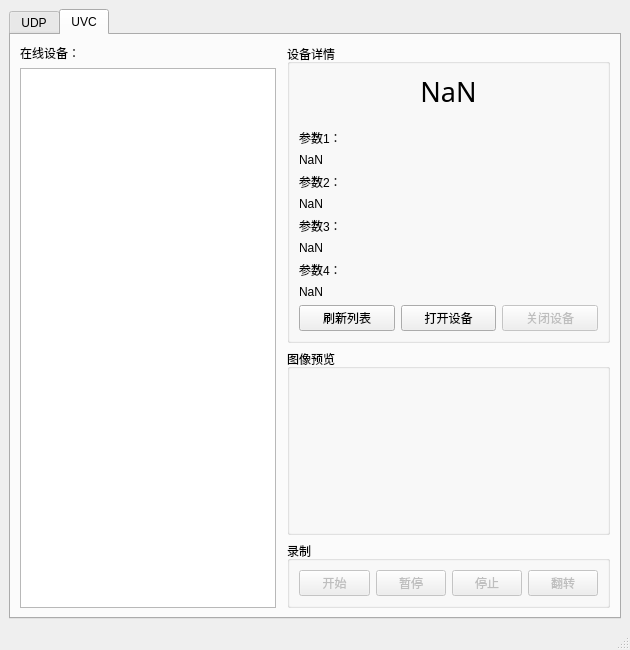
The window that mainwindow.ui (zyxeeker/CameraTool_Qt) describes before a commit, drawn with Qt 5.
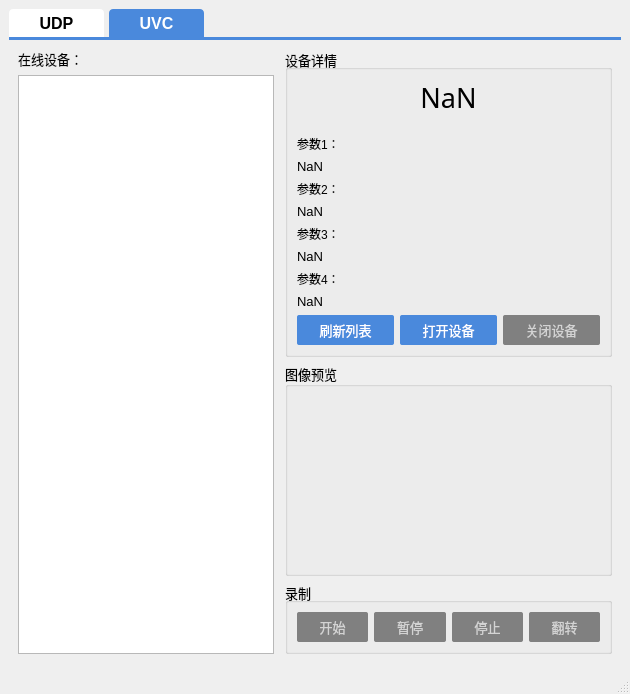
The same window after the commit. The open tabs and pages were chosen to show the change. Icons and pictures are not drawn.

Commit message: 🔨[update]UI界面优化

Diff of the .ui file:
```diff
--- a/mainwindow.ui
+++ b/mainwindow.ui
@@ -7,13 +7,13 @@
     <x>0</x>
     <y>0</y>
     <width>630</width>
-    <height>650</height>
+    <height>694</height>
    </rect>
   </property>
   <property name="minimumSize">
    <size>
     <width>630</width>
-    <height>650</height>
+    <height>694</height>
    </size>
   </property>
   <property name="windowTitle">
@@ -29,6 +29,44 @@
    <layout class="QGridLayout" name="gridLayout">
     <item row="0" column="0">
      <widget class="QTabWidget" name="tabWidget">
+      <property name="font">
+       <font>
+        <family>Leelawadee UI</family>
+        <pointsize>12</pointsize>
+        <weight>75</weight>
+        <bold>true</bold>
+       </font>
+      </property>
+      <property name="styleSheet">
+       <string notr="true">QTabWidget::pane {
+border:none;
+border-top:3px solid #4a89dc;
+background:transparent;
+}
+QTabWidget::tab-bar {
+border:none;
+}
+QTabBar::tab {
+border: none;
+border-top-left-radius: 4px;
+border-top-right-radius: 4px;
+color: rgb(0, 0, 0);
+background: rgb(255, 255, 255, 255);
+height: 28px;
+min-width: 85px;
+margin-right: 5px;
+padding-left: 5px;
+padding-right: 5px;
+}
+QTabBar::tab:hover {
+background: #5d9cec;
+}
+QTabBar::tab:selected {
+color: white;
+background: #4a89dc;
+}
+</string>
+      </property>
       <property name="currentIndex">
        <number>1</number>
       </property>
@@ -498,6 +536,12 @@
            <layout class="QGridLayout" name="gridLayout_6">
             <item row="0" column="0">
              <widget class="QGroupBox" name="groupBox_6">
+              <property name="font">
+               <font>
+                <family>Microsoft YaHei UI</family>
+                <pointsize>10</pointsize>
+               </font>
+              </property>
               <property name="title">
                <string>设备详情</string>
               </property>
@@ -538,6 +582,12 @@
                  </item>
                  <item>
                   <widget class="QLabel" name="label_8">
+                   <property name="font">
+                    <font>
+                     <family>Microsoft YaHei UI</family>
+                     <pointsize>9</pointsize>
+                    </font>
+                   </property>
                    <property name="text">
                     <string>参数1：</string>
                    </property>
@@ -552,6 +602,12 @@
                  </item>
                  <item>
                   <widget class="QLabel" name="label_9">
+                   <property name="font">
+                    <font>
+                     <family>Microsoft YaHei UI</family>
+                     <pointsize>9</pointsize>
+                    </font>
+                   </property>
                    <property name="text">
                     <string>参数2：</string>
                    </property>
@@ -566,6 +622,12 @@
                  </item>
                  <item>
                   <widget class="QLabel" name="label_10">
+                   <property name="font">
+                    <font>
+                     <family>Microsoft YaHei UI</family>
+                     <pointsize>9</pointsize>
+                    </font>
+                   </property>
                    <property name="text">
                     <string>参数3：</string>
                    </property>
@@ -580,6 +642,12 @@
                  </item>
                  <item>
                   <widget class="QLabel" name="label_11">
+                   <property name="font">
+                    <font>
+                     <family>Microsoft YaHei UI</family>
+                     <pointsize>9</pointsize>
+                    </font>
+                   </property>
                    <property name="text">
                     <string>参数4：</string>
                    </property>
@@ -599,6 +667,33 @@
                   <layout class="QHBoxLayout" name="horizontalLayout_7">
                    <item>
                     <widget class="QPushButton" name="do_uvc_refresh">
+                     <property name="font">
+                      <font>
+                       <family>Microsoft YaHei UI</family>
+                       <pointsize>10</pointsize>
+                      </font>
+                     </property>
+                     <property name="styleSheet">
+                      <string notr="true">QPushButton{
+border-radius:2px;
+background-color:white;
+padding-top:5px;
+padding-bottom:5px;
+color:white;
+background-color:#4a89dc;
+}
+
+QPushButton:hover {
+background-color:#5d9cec;
+color:white;
+}
+
+QPushButton:pressed {
+background-color:#4a89dc;
+}
+
+</string>
+                     </property>
                      <property name="text">
                       <string>刷新列表</string>
                      </property>
@@ -606,6 +701,40 @@
                    </item>
                    <item>
                     <widget class="QPushButton" name="open_btn">
+                     <property name="enabled">
+                      <bool>true</bool>
+                     </property>
+                     <property name="font">
+                      <font>
+                       <family>Microsoft YaHei UI</family>
+                       <pointsize>10</pointsize>
+                      </font>
+                     </property>
+                     <property name="styleSheet">
+                      <string notr="true">QPushButton{
+border-radius:2px;
+background-color:white;
+padding-top:5px;
+padding-bottom:5px;
+color:white;
+background-color:#4a89dc;
+}
+
+QPushButton:hover {
+background-color:#5d9cec;
+color:white;
+}
+
+QPushButton:pressed {
+background-color:#4a89dc;
+}
+
+QPushButton:disabled {
+background-color:gray;
+color:lightgray;
+}
+</string>
+                     </property>
                      <property name="text">
                       <string>打开设备</string>
                      </property>
@@ -616,6 +745,37 @@
                      <property name="enabled">
                       <bool>false</bool>
                      </property>
+                     <property name="font">
+                      <font>
+                       <family>Microsoft YaHei UI</family>
+                       <pointsize>10</pointsize>
+                      </font>
+                     </property>
+                     <property name="styleSheet">
+                      <string notr="true">QPushButton{
+border-radius:2px;
+background-color:white;
+padding-top:5px;
+padding-bottom:5px;
+color:white;
+background-color:#4a89dc;
+}
+
+QPushButton:hover {
+background-color:#5d9cec;
+color:white;
+}
+
+QPushButton:pressed {
+background-color:#4a89dc;
+}
+
+QPushButton:disabled {
+background-color:gray;
+color:lightgray;
+}
+</string>
+                     </property>
                      <property name="text">
                       <string>关闭设备</string>
                      </property>
@@ -630,6 +790,12 @@
             </item>
             <item row="2" column="0">
              <widget class="QGroupBox" name="groupBox_5">
+              <property name="font">
+               <font>
+                <family>Microsoft YaHei UI</family>
+                <pointsize>10</pointsize>
+               </font>
+              </property>
               <property name="title">
                <string>录制</string>
               </property>
@@ -641,6 +807,37 @@
                    <property name="enabled">
                     <bool>false</bool>
                    </property>
+                   <property name="font">
+                    <font>
+                     <family>Microsoft YaHei UI</family>
+                     <pointsize>10</pointsize>
+                    </font>
+                   </property>
+                   <property name="styleSheet">
+                    <string notr="true">QPushButton{
+border-radius:2px;
+background-color:white;
+padding-top:5px;
+padding-bottom:5px;
+color:white;
+background-color:#4a89dc;
+}
+
+QPushButton:hover {
+background-color:#5d9cec;
+color:white;
+}
+
+QPushButton:pressed {
+background-color:#4a89dc;
+}
+
+QPushButton:disabled {
+background-color:gray;
+color:lightgray;
+}
+</string>
+                   </property>
                    <property name="text">
                     <string>开始</string>
                    </property>
@@ -655,6 +852,37 @@
                    <property name="enabled">
                     <bool>false</bool>
                    </property>
+                   <property name="font">
+                    <font>
+                     <family>Microsoft YaHei UI</family>
+                     <pointsize>10</pointsize>
+                    </font>
+                   </property>
+                   <property name="styleSheet">
+                    <string notr="true">QPushButton{
+border-radius:2px;
+background-color:white;
+padding-top:5px;
+padding-bottom:5px;
+color:white;
+background-color:#4a89dc;
+}
+
+QPushButton:hover {
+background-color:#5d9cec;
+color:white;
+}
+
+QPushButton:pressed {
+background-color:#4a89dc;
+}
+
+QPushButton:disabled {
+background-color:gray;
+color:lightgray;
+}
+</string>
+                   </property>
                    <property name="text">
                     <string>暂停</string>
                    </property>
@@ -669,6 +897,37 @@
                    <property name="enabled">
                     <bool>false</bool>
                    </property>
+                   <property name="font">
+                    <font>
+                     <family>Microsoft YaHei UI</family>
+                     <pointsize>10</pointsize>
+                    </font>
+                   </property>
+                   <property name="styleSheet">
+                    <string notr="true">QPushButton{
+border-radius:2px;
+background-color:white;
+padding-top:5px;
+padding-bottom:5px;
+color:white;
+background-color:#4a89dc;
+}
+
+QPushButton:hover {
+background-color:#5d9cec;
+color:white;
+}
+
+QPushButton:pressed {
+background-color:#4a89dc;
+}
+
+QPushButton:disabled {
+background-color:gray;
+color:lightgray;
+}
+</string>
+                   </property>
                    <property name="text">
                     <string>停止</string>
                    </property>
@@ -683,6 +942,37 @@
                    <property name="enabled">
                     <bool>false</bool>
                    </property>
+                   <property name="font">
+                    <font>
+                     <family>Microsoft YaHei UI</family>
+                     <pointsize>10</pointsize>
+                    </font>
+                   </property>
+                   <property name="styleSheet">
+                    <string notr="true">QPushButton{
+border-radius:2px;
+background-color:white;
+padding-top:5px;
+padding-bottom:5px;
+color:white;
+background-color:#4a89dc;
+}
+
+QPushButton:hover {
+background-color:#5d9cec;
+color:white;
+}
+
+QPushButton:pressed {
+background-color:#4a89dc;
+}
+
+QPushButton:disabled {
+background-color:gray;
+color:lightgray;
+}
+</string>
+                   </property>
                    <property name="text">
                     <string>翻转</string>
                    </property>
@@ -699,6 +989,12 @@
             </item>
             <item row="1" column="0">
              <widget class="QGroupBox" name="groupBox_4">
+              <property name="font">
+               <font>
+                <family>Microsoft YaHei</family>
+                <pointsize>10</pointsize>
+               </font>
+              </property>
               <property name="title">
                <string>图像预览</string>
               </property>
@@ -774,6 +1070,12 @@
            <layout class="QVBoxLayout" name="verticalLayout_11">
             <item>
              <widget class="QLabel" name="label_7">
+              <property name="font">
+               <font>
+                <family>Microsoft YaHei UI</family>
+                <pointsize>10</pointsize>
+               </font>
+              </property>
               <property name="text">
                <string>在线设备：</string>
               </property>
@@ -787,6 +1089,12 @@
                 <verstretch>0</verstretch>
                </sizepolicy>
               </property>
+              <property name="font">
+               <font>
+                <pointsize>10</pointsize>
+                <stylestrategy>PreferAntialias</stylestrategy>
+               </font>
+              </property>
              </widget>
             </item>
            </layout>
```
Left out of the diff: 125 changed lines with no effect on the pictures.
